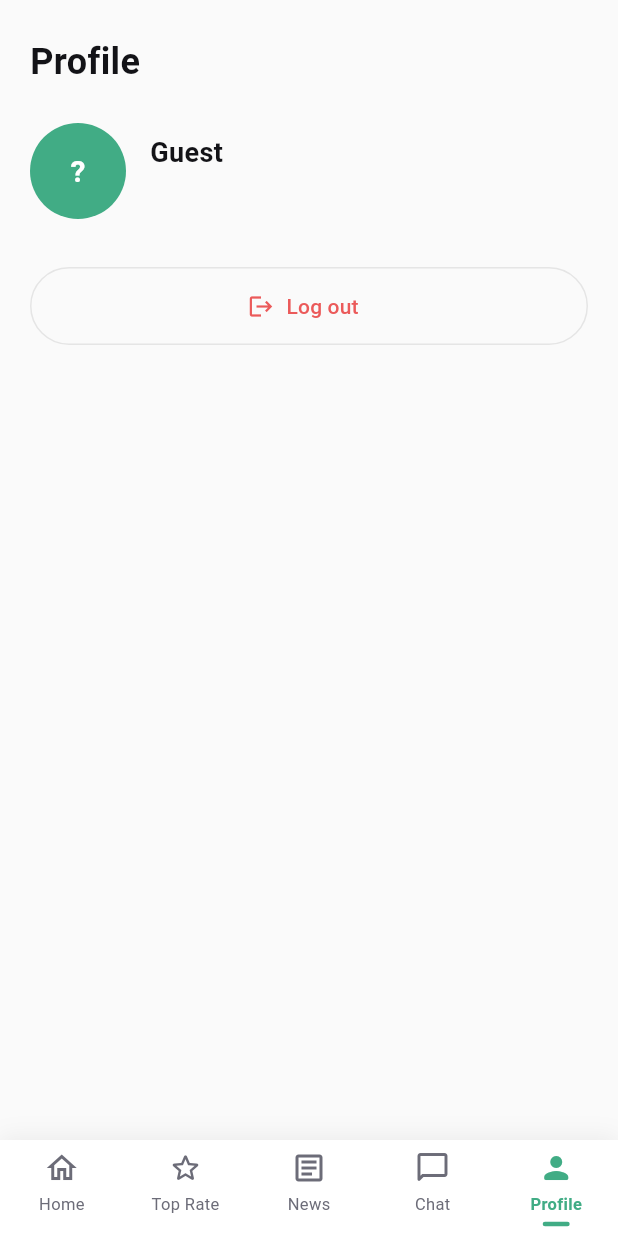
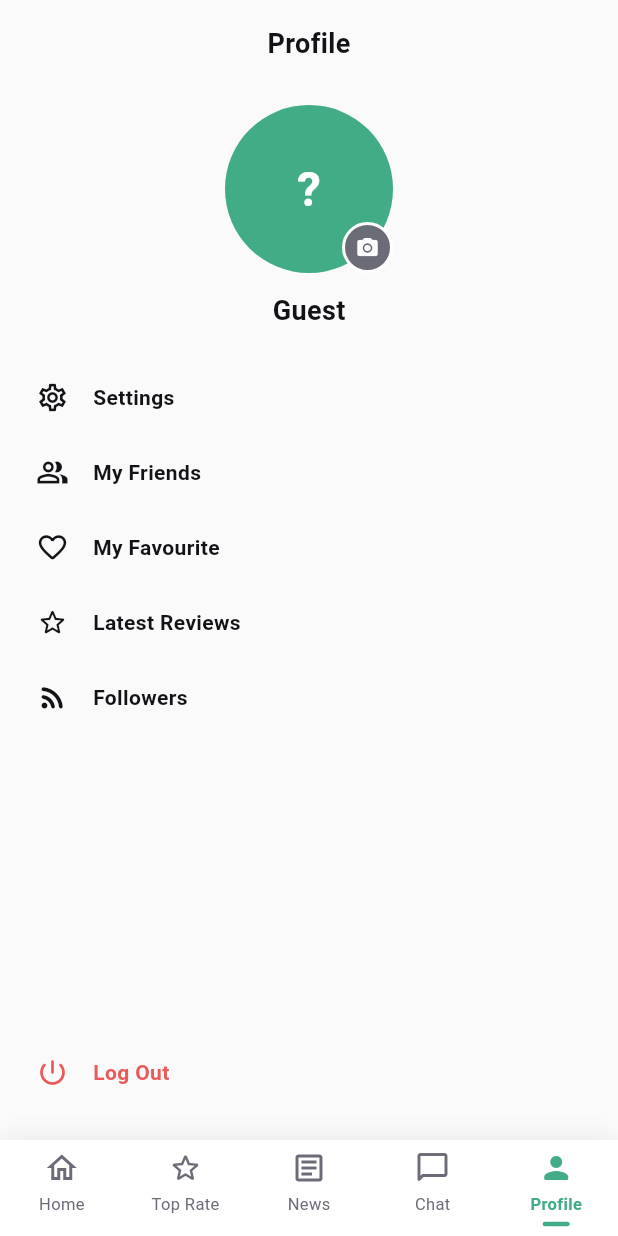
Before and after one commit to RuchithaVirashan/posts-app, a Flutter app: the MainShell screen opened directly, item 5 of the bottom bar chosen, on a phone screen of 412 x 824 dp. Run offline on Flutter 3.47's test engine with Material 3 defaults, Android fonts, the phone set to English and light mode, and no system bars; our stand-ins replace bloc_concurrency, dio, equatable, flutter_bloc, flutter_secure_storage, flutter_svg and 2 more; accounts and stored records are empty; network calls fail.

Commit message:
add profile screen

```diff
--- a/lib/presentation/profile/view/profile_page.dart
+++ b/lib/presentation/profile/view/profile_page.dart
@@ -11,6 +11,12 @@ import '../../auth/bloc/auth_state.dart';
 class ProfilePage extends StatelessWidget {
   const ProfilePage({super.key});
 
+  void _comingSoon(BuildContext context, String feature) {
+    ScaffoldMessenger.of(context)
+      ..hideCurrentSnackBar()
+      ..showSnackBar(SnackBar(content: Text('$feature is coming soon.')));
+  }
+
   @override
   Widget build(BuildContext context) {
     final authState = context.watch<AuthBloc>().state;
@@ -18,59 +24,87 @@ class ProfilePage extends StatelessWidget {
 
     return SafeArea(
       bottom: false,
-      child: Padding(
-        padding: const EdgeInsets.fromLTRB(20, 24, 20, 20),
       child: Column(
-          crossAxisAlignment: CrossAxisAlignment.stretch,
         children: [
-            Text('Profile', style: AppTextStyles.headline),
-            const SizedBox(height: 24),
-            Row(
+          const SizedBox(height: 16),
+          Text('Profile', style: AppTextStyles.title),
+          const SizedBox(height: 28),
+          Stack(
+            clipBehavior: Clip.none,
             children: [
               CircleAvatar(
-                  radius: 32,
+                radius: 56,
                 backgroundColor: AppColors.primary,
                 child: Text(
                   _initials(user),
                   style: const TextStyle(
                     color: AppColors.white,
                     fontWeight: FontWeight.bold,
-                      fontSize: 20,
+                    fontSize: 32,
                   ),
                 ),
               ),
-                const SizedBox(width: 16),
-                Expanded(
-                  child: Column(
-                    crossAxisAlignment: CrossAxisAlignment.start,
-                    children: [
-                      Text(
-                        user?.displayName ?? 'Guest',
-                        style: AppTextStyles.title,
+              Positioned(
+                right: 0,
+                bottom: 0,
+                child: GestureDetector(
+                  onTap: () => _comingSoon(context, 'Changing your photo'),
+                  child: Container(
+                    padding: const EdgeInsets.all(7),
+                    decoration: BoxDecoration(
+                      color: AppColors.secondary,
+                      shape: BoxShape.circle,
+                      border: Border.all(color: AppColors.white, width: 2),
                     ),
-                      const SizedBox(height: 4),
-                      Text(
-                        user?.email ?? '',
-                        style: AppTextStyles.bodySecondary,
+                    child: const Icon(
+                      Icons.camera_alt_rounded,
+                      color: AppColors.white,
+                      size: 16,
                     ),
-                    ],
+                  ),
                 ),
               ),
             ],
           ),
-            const SizedBox(height: 32),
-            OutlinedButton.icon(
-              onPressed: () => context.read<AuthBloc>().add(
+          const SizedBox(height: 12),
+          Text(user?.displayName ?? 'Guest', style: AppTextStyles.title),
+          const SizedBox(height: 20),
+          _ProfileMenuItem(
+            icon: Icons.settings_outlined,
+            label: 'Settings',
+            onTap: () => _comingSoon(context, 'Settings'),
+          ),
+          _ProfileMenuItem(
+            icon: Icons.people_alt_outlined,
+            label: 'My Friends',
+            onTap: () => _comingSoon(context, 'Friends'),
+          ),
+          _ProfileMenuItem(
+            icon: Icons.favorite_border_rounded,
+            label: 'My Favourite',
+            onTap: () => _comingSoon(context, 'Favourites'),
+          ),
+          _ProfileMenuItem(
+            icon: Icons.star_border_rounded,
+            label: 'Latest Reviews',
+            onTap: () => _comingSoon(context, 'Reviews'),
+          ),
+          _ProfileMenuItem(
+            icon: Icons.rss_feed_rounded,
+            label: 'Followers',
+            onTap: () => _comingSoon(context, 'Followers'),
+          ),
+          const Spacer(),
+          _ProfileMenuItem(
+            icon: Icons.power_settings_new_rounded,
+            label: 'Log Out',
+            color: AppColors.critical,
+            onTap: () => context.read<AuthBloc>().add(
               const AuthLogoutRequested(),
             ),
-              icon: const Icon(Icons.logout, color: AppColors.critical),
-              label: const Text(
-                'Log out',
-                style: TextStyle(color: AppColors.critical),
           ),
-            ),
+          const SizedBox(height: 20),
         ],
-        ),
       ),
     );
   }
@@ -84,3 +118,41 @@ class ProfilePage extends StatelessWidget {
     return '$first$last'.toUpperCase();
   }
 }
+
+class _ProfileMenuItem extends StatelessWidget {
+  const _ProfileMenuItem({
+    required this.icon,
+    required this.label,
+    required this.onTap,
+    this.color,
+  });
+
+  final IconData icon;
+  final String label;
+  final VoidCallback onTap;
+  final Color? color;
+
+  @override
+  Widget build(BuildContext context) {
+    final tint = color ?? AppColors.onSurface;
+    return InkWell(
+      onTap: onTap,
+      child: Padding(
+        padding: const EdgeInsets.symmetric(horizontal: 24, vertical: 14),
+        child: Row(
+          children: [
+            Icon(icon, size: 22, color: tint),
+            const SizedBox(width: 16),
+            Text(
+              label,
+              style: AppTextStyles.body.copyWith(
+                fontWeight: FontWeight.w600,
+                color: tint,
+              ),
+            ),
+          ],
+        ),
+      ),
+    );
+  }
+}
```
Lines whose indentation alone changed are shown as unchanged.
